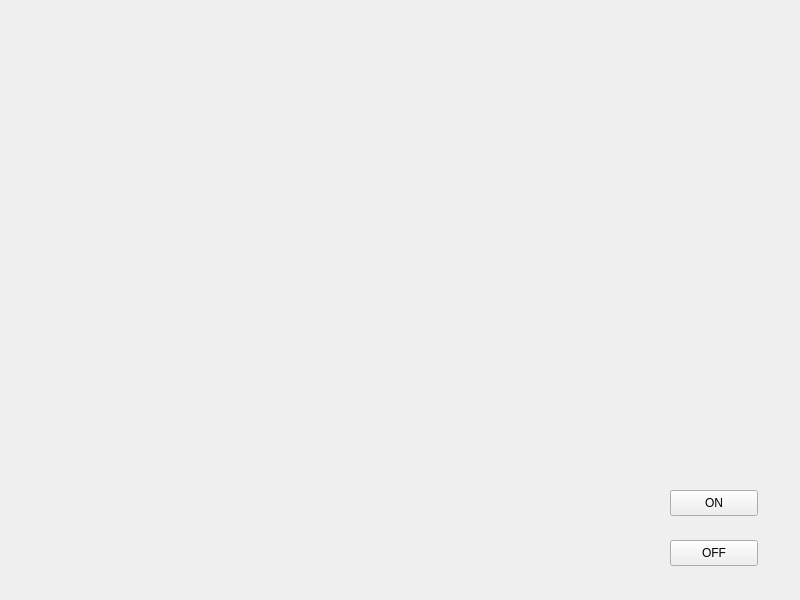
Old version of the form QT_Prj/qt_gst_25_12_27_2/widget.ui in the repository LightCute/VideoCall.
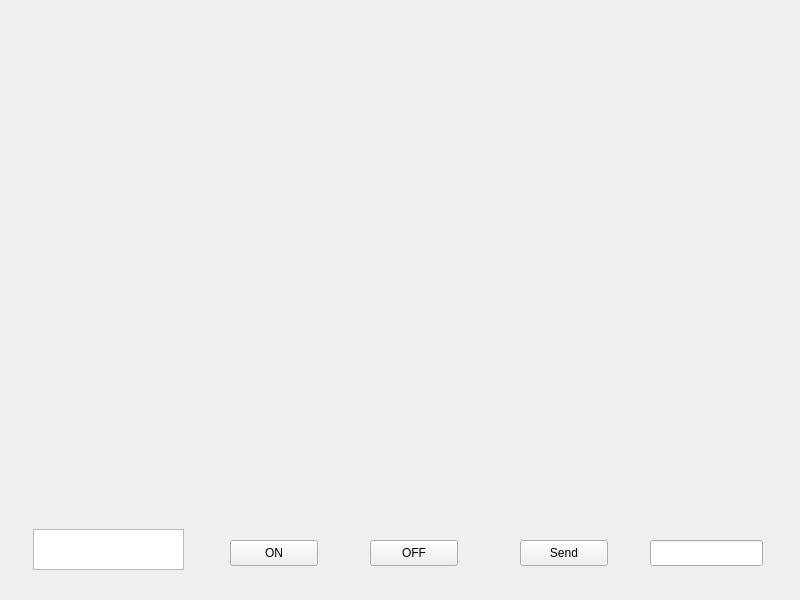
New version of the form.

The edit to the form file:
```diff
--- a/QT_Prj/qt_gst_25_12_27_2/widget.ui
+++ b/QT_Prj/qt_gst_25_12_27_2/widget.ui
@@ -16,8 +16,8 @@
   <widget class="QPushButton" name="Bt_video_on_off">
    <property name="geometry">
     <rect>
-     <x>670</x>
-     <y>490</y>
+     <x>230</x>
+     <y>540</y>
      <width>88</width>
      <height>26</height>
     </rect>
@@ -29,7 +29,7 @@
   <widget class="QPushButton" name="Bt_video_off">
    <property name="geometry">
     <rect>
-     <x>670</x>
+     <x>370</x>
      <y>540</y>
      <width>88</width>
      <height>26</height>
@@ -39,6 +39,49 @@
     <string>OFF</string>
    </property>
   </widget>
+  <widget class="QWidget" name="videoContainer" native="true">
+   <property name="geometry">
+    <rect>
+     <x>70</x>
+     <y>10</y>
+     <width>640</width>
+     <height>480</height>
+    </rect>
+   </property>
+  </widget>
+  <widget class="QTextEdit" name="Text_tcp_recv_text">
+   <property name="geometry">
+    <rect>
+     <x>33</x>
+     <y>529</y>
+     <width>151</width>
+     <height>41</height>
+    </rect>
+   </property>
+  </widget>
+  <widget class="QPushButton" name="Bt_tcp_send">
+   <property name="geometry">
+    <rect>
+     <x>520</x>
+     <y>540</y>
+     <width>88</width>
+     <height>26</height>
+    </rect>
+   </property>
+   <property name="text">
+    <string>Send</string>
+   </property>
+  </widget>
+  <widget class="QLineEdit" name="lineEdit_tcp_send">
+   <property name="geometry">
+    <rect>
+     <x>650</x>
+     <y>540</y>
+     <width>113</width>
+     <height>26</height>
+    </rect>
+   </property>
+  </widget>
  </widget>
  <resources/>
  <connections/>
```
